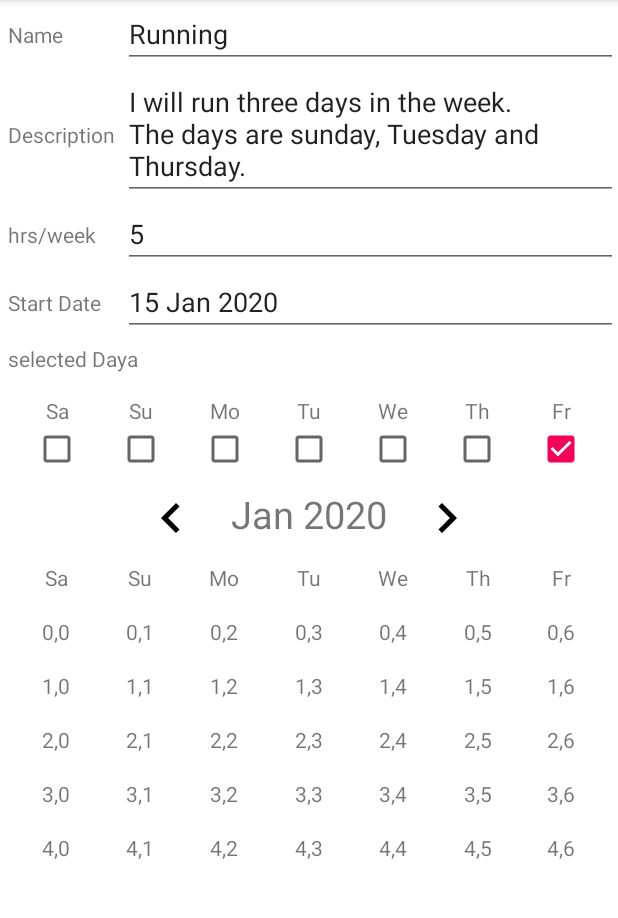
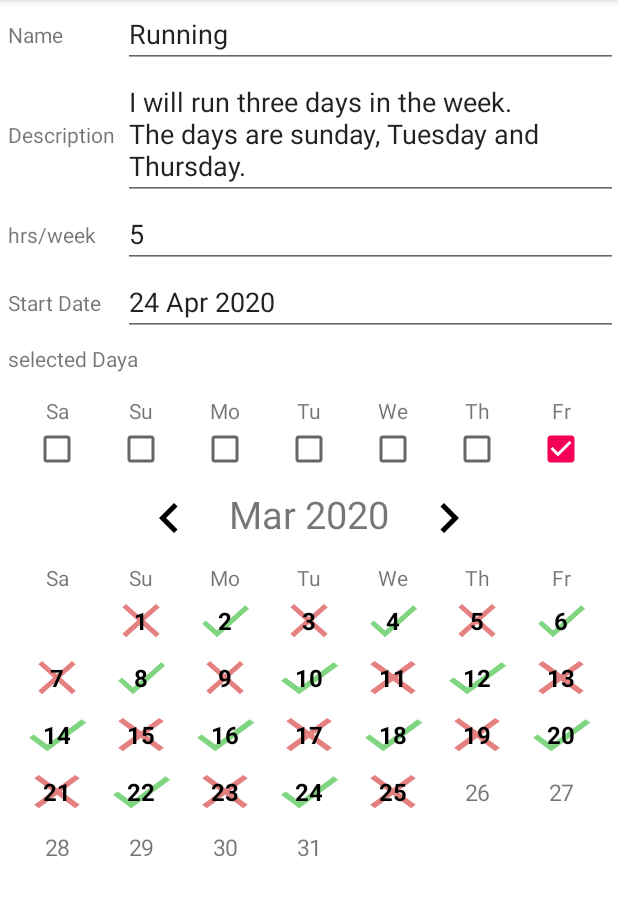
Before and after one commit to mohamedmashaal/LifeOrganizer, an Android app: the fragment FragmentHabitView shown on its own in the app's theme, after a tap on an icon or button, on a phone screen of 412 x 824 dp, the part 84-1002 px from its top. Run offline under Robolectric (Android 15) with nearby library versions, the phone set to English and light mode, and no system bars; our stand-ins replace Room's generated code; 7 statements that could not run were skipped.

Commit message:
implement habit details view without graph

```diff
--- a/app/src/main/java/com/example/lifeorganizer/fragments/FragmentHabitView.java
+++ b/app/src/main/java/com/example/lifeorganizer/fragments/FragmentHabitView.java
@@ -1,48 +1,39 @@
 package com.example.lifeorganizer.fragments;
 
+import android.graphics.Typeface;
 import android.support.v4.app.Fragment;
 import android.os.Bundle;
 import android.support.annotation.NonNull;
 import android.support.annotation.Nullable;
-import android.support.design.widget.FloatingActionButton;
-import android.support.v4.app.Fragment;
-import android.support.v4.app.FragmentActivity;
+import android.support.v4.content.ContextCompat;
 import android.view.LayoutInflater;
 import android.view.View;
 import android.view.ViewGroup;
-import android.widget.AdapterView;
+import android.widget.CheckBox;
+import android.widget.EditText;
 import android.widget.ImageView;
-import android.widget.ListView;
 import android.widget.TextView;
-import android.widget.Toast;
 
-import com.example.lifeorganizer.Adapters.TaskAdapter;
-import com.example.lifeorganizer.Backend.AfterCreateTask;
-import com.example.lifeorganizer.Backend.AfterGetTasks;
-import com.example.lifeorganizer.Backend.TaskManager;
 import com.example.lifeorganizer.Data.Habit;
 import com.example.lifeorganizer.Data.Task;
 import com.example.lifeorganizer.R;
-import com.example.lifeorganizer.dialogs.IAddTaskDialog;
-import com.example.lifeorganizer.dialogs.AddTaskDialog;
 
 import java.util.ArrayList;
 import java.util.Calendar;
 import java.util.Date;
-import java.util.List;
-import android.support.v7.app.AppCompatActivity;
-import android.os.Bundle;
+
 import android.view.Gravity;
-import android.view.View;
 import android.support.v7.widget.GridLayout;
-import android.widget.ImageView;
-import android.widget.TextView;
 
 public class FragmentHabitView extends Fragment{
-    ImageView prev;
-    ImageView next;
+    ImageView prev, next;
     TextView calenderMonth;
     GridLayout calender;
+    EditText nameField , descriptionFiled, hrsFiled, startDateFiled;
+    CheckBox [] daysCheckBox = new CheckBox[7];
+    Date currentMonth = new Date();
+    final String [] MONTHS = {"Jan","Feb","Mar","Apr","May","Jun","Jul","Aug","Sep", "Oct","Nov","Dec"};
+
 
     private static Habit habit;
     public static FragmentHabitView newInstance(Habit habit) {
@@ -68,25 +59,161 @@ public class FragmentHabitView extends Fragment{
         next = view.findViewById(R.id.habitCalenderNext);
         calenderMonth = view.findViewById(R.id.habitCalenderMonth);
         calender = view.findViewById(R.id.habitCalender);
+        nameField = view.findViewById(R.id.habitNameField);
+        descriptionFiled = view.findViewById(R.id.habitDescriptionField);
+        hrsFiled = view.findViewById(R.id.habitHoursField);
+        startDateFiled = view.findViewById(R.id.habitDateField);
+        daysCheckBox[0] = view.findViewById(R.id.habitSaCheckbox);
+        daysCheckBox[1] = view.findViewById(R.id.habitSuCheckbox);
+        daysCheckBox[2] = view.findViewById(R.id.habitMoCheckbox);
+        daysCheckBox[3] = view.findViewById(R.id.habitTuCheckbox);
+        daysCheckBox[4] = view.findViewById(R.id.habitWeCheckbox);
+        daysCheckBox[5] = view.findViewById(R.id.habitThCheckbox);
+        daysCheckBox[6] = view.findViewById(R.id.habitFrCheckbox);
+
         prev.setOnClickListener(new View.OnClickListener() {
             @Override
             public void onClick(View v) {
+                changeDate(-1);
+                setDateText();
+                updateCalendar();
             }
         });
-        for (int i = 0; i < 5; i++) {
+
+        next.setOnClickListener(new View.OnClickListener() {
+            @Override
+            public void onClick(View v) {
+                changeDate(1);
+                setDateText();
+                updateCalendar();
+            }
+        });
+
+        for (int i = 0; i < 6; i++) {
             for (int j = 0; j < 7; j++) {
                 TextView t = new TextView(getActivity());
+                t.setPadding(25,12,25,12);
                 t.setText(i +","+j);
                 GridLayout.LayoutParams layoutParams = new GridLayout.LayoutParams();
                 layoutParams.height = GridLayout.LayoutParams.WRAP_CONTENT;
                 layoutParams.width = GridLayout.LayoutParams.WRAP_CONTENT;
                 layoutParams.rowSpec = GridLayout.spec(i+1);
                 float colWeight = 1;
-                layoutParams.setMargins(0,25,0,0);
+                //layoutParams.setMargins(0,25,0,0);
                 layoutParams.columnSpec  =GridLayout.spec(j,colWeight);
                 layoutParams.setGravity(Gravity.CENTER_HORIZONTAL);
                 calender.addView(t, layoutParams);
             }
         }
+
+        updateDetails();
+        setDateText();
+        updateCalendar();
+    }
+    private void changeDate(int amount){
+        Calendar calendar = Calendar.getInstance();
+        calendar.setTime(currentMonth);
+        calendar.add(Calendar.MONTH, amount);
+        currentMonth = calendar.getTime();
+    }
+    private void setDateText(){
+        Calendar calendar = Calendar.getInstance();
+        calendar.setTime(currentMonth);
+        String d = MONTHS[calendar.get(Calendar.MONTH)] + " ";
+        d += calendar.get(Calendar.YEAR);
+        calenderMonth.setText(d);
+    }
+    private void updateCalendar(){
+        setFirstDateOfMonth();
+        int weekDay = getDayInWeek(currentMonth);
+        int positionOfFirstDay = weekDay + 7;
+        int lastDay = getLastDayInMonth();
+        //start from  seven because the first 7 elements in gridlayout are the days name
+        for (int i = 7; i < 49; i++) {
+            TextView textView = (TextView)calender.getChildAt(i);
+            textView.setBackground(null);
+            textView.setTypeface(null, Typeface.NORMAL);
+            textView.setTextColor(((TextView)calender.getChildAt(0)).getTextColors());
+            textView.setTextSize(15);
+            if(i < positionOfFirstDay || i >= positionOfFirstDay +lastDay){
+                textView.setText(" ");
+            } else {
+                textView.setText((i-positionOfFirstDay+1)+"");
+            }
+        }
+
+        //TODO merge the backend here
+        ArrayList<Task> tasksList = getTasks();
+        for (int j = 0; j < tasksList.size(); j++) {
+            Task t = tasksList.get(j);
+            int taskDay = getDayInMonth(t.getDate());
+            TextView textView = (TextView)calender.getChildAt(taskDay -1 +positionOfFirstDay );
+            textView.setTextColor(ContextCompat.getColor(getActivity(), R.color.colorBlack));
+            textView.setTypeface(null, Typeface.BOLD);
+            textView.setTextSize(16);
+            if((new Date()).compareTo(t.getDate()) == 1) {
+                if (t.isFinished()) {
+                    //textView.setBackgroundColor(ContextCompat.getColor(getActivity(), R.color.colorDone));
+                    textView.setBackground(ContextCompat.getDrawable(getActivity(), R.drawable.ic_check_green_24dp));
+                } else {
+                    //textView.setBackgroundColor(ContextCompat.getColor(getActivity(), R.color.colorMissed));
+                    textView.setBackground(ContextCompat.getDrawable(getActivity(), R.drawable.ic_wrong_red_24dp));
+                }
+            }
+        }
+    }
+    private void updateDetails(){
+        nameField.setText(habit.getTitle());
+        descriptionFiled.setText(habit.getDescription());
+        hrsFiled.setText(habit.getHrsPerWeek()+"");
+        Date date = habit.getStartDate();
+        Calendar calendar = Calendar.getInstance();
+        calendar.setTime(date);
+        String d = calendar.get(Calendar.DAY_OF_MONTH)+" ";
+        d += MONTHS[calendar.get(Calendar.MONTH)] + " ";
+        d += calendar.get(Calendar.YEAR);
+        startDateFiled.setText(d);
+        String days = habit.getDaysMask();
+        for (int i = 0; i < days.length(); i++) {
+            if(days.charAt(i) == '1'){
+                daysCheckBox[i].setChecked(true);
+            } else {
+                daysCheckBox[i].setChecked(false);
+            }
+        }
+    }
+    private void setFirstDateOfMonth(){
+        Calendar cal = Calendar.getInstance();
+        cal.setTime(currentMonth);
+        cal.set(Calendar.DAY_OF_MONTH, cal.getActualMinimum(Calendar.DAY_OF_MONTH));
+        currentMonth = cal.getTime();
+    }
+    private int getDayInWeek(Date date){
+        Calendar c = Calendar.getInstance();
+        c.setTime(date);
+        return c.get(Calendar.DAY_OF_WEEK) % 7;
+    }
+    private int getDayInMonth(Date date){
+        Calendar c = Calendar.getInstance();
+        c.setTime(date);
+        return c.get(Calendar.DAY_OF_MONTH);
+    }
+    private int getLastDayInMonth(){
+        Calendar cal = Calendar.getInstance();
+        cal.setTime(currentMonth);
+        cal.set(Calendar.DAY_OF_MONTH, cal.getActualMaximum(Calendar.DAY_OF_MONTH));
+        return cal.get(Calendar.DAY_OF_MONTH);
+    }
+    private ArrayList<Task> getTasks(){
+        ArrayList<Task> list = new ArrayList<>();
+        Calendar c = Calendar.getInstance();
+        c.setTime(currentMonth);
+        for (int i = 0; i < 25; i++) {
+            Task t =new Task("t",c.getTime(),i%2 == 1,25);
+            c.add(Calendar.DAY_OF_MONTH, 1);
+            list.add(t);
+        }
+
+        return list;
     }
 }
--- /dev/null
+++ b/app/src/main/res/drawable/ic_check_green_24dp.xml
@@ -0,0 +1,5 @@
+<vector android:alpha="0.5" android:height="24dp" android:tint="#00AA00"
+    android:viewportHeight="24.0" android:viewportWidth="24.0"
+    android:width="24dp" xmlns:android="http://schemas.android.com/apk/res/android">
+    <path android:fillColor="#FF000000" android:pathData="M9,16.17L4.83,12l-1.42,1.41L9,19 21,7l-1.41,-1.41z"/>
+</vector>
--- /dev/null
+++ b/app/src/main/res/drawable/ic_wrong_red_24dp.xml
@@ -0,0 +1,5 @@
+<vector android:alpha="0.5" android:height="24dp" android:tint="#C80000"
+    android:viewportHeight="24.0" android:viewportWidth="24.0"
+    android:width="24dp" xmlns:android="http://schemas.android.com/apk/res/android">
+    <path android:fillColor="#FF000000" android:pathData="M19,6.41L17.59,5 12,10.59 6.41,5 5,6.41 10.59,12 5,17.59 6.41,19 12,13.41 17.59,19 19,17.59 13.41,12z"/>
+</vector>
--- a/app/src/main/res/layout/habit_view_fragment.xml
+++ b/app/src/main/res/layout/habit_view_fragment.xml
@@ -151,36 +151,42 @@
                 android:layout_height="wrap_content"
                 app:layout_columnWeight="1"
                 app:layout_gravity="center_horizontal"
+                android:clickable="false"
                 android:id="@+id/habitSaCheckbox"/>
             <CheckBox
                 android:layout_width="wrap_content"
                 android:layout_height="wrap_content"
                 app:layout_columnWeight="1"
                 app:layout_gravity="center_horizontal"
+                android:clickable="false"
                 android:id="@+id/habitSuCheckbox"/>
             <CheckBox
                 android:layout_width="wrap_content"
                 android:layout_height="wrap_content"
                 app:layout_columnWeight="1"
                 app:layout_gravity="center_horizontal"
+                android:clickable="false"
                 android:id="@+id/habitMoCheckbox"/>
             <CheckBox
                 android:layout_width="wrap_content"
                 android:layout_height="wrap_content"
                 app:layout_columnWeight="1"
                 app:layout_gravity="center_horizontal"
+                android:clickable="false"
                 android:id="@+id/habitTuCheckbox"/>
             <CheckBox
                 android:layout_width="wrap_content"
                 android:layout_height="wrap_content"
                 app:layout_columnWeight="1"
                 app:layout_gravity="center_horizontal"
+                android:clickable="false"
                 android:id="@+id/habitWeCheckbox"/>
             <CheckBox
                 android:layout_width="wrap_content"
                 android:layout_height="wrap_content"
                 app:layout_columnWeight="1"
                 app:layout_gravity="center_horizontal"
+                android:clickable="false"
                 android:id="@+id/habitThCheckbox"/>
             <CheckBox
                 android:layout_width="wrap_content"
--- a/app/src/main/res/values/colors.xml
+++ b/app/src/main/res/values/colors.xml
@@ -6,4 +6,8 @@
     <color name="colorLight">#fff</color>
     <color name="colorRed">#e70004</color>
     <color name="colorTicketBg">#F389AC</color>
+    <color name="colorWhite">#FFFFFF</color>
+    <color name="colorDone">#55B958</color>
+    <color name="colorMissed">#E90101</color>
+    <color name="colorBlack">#000000</color>
 </resources>
```
